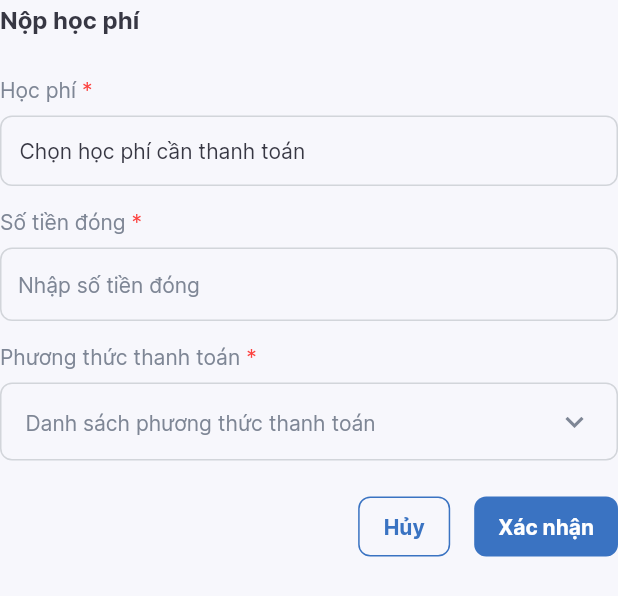
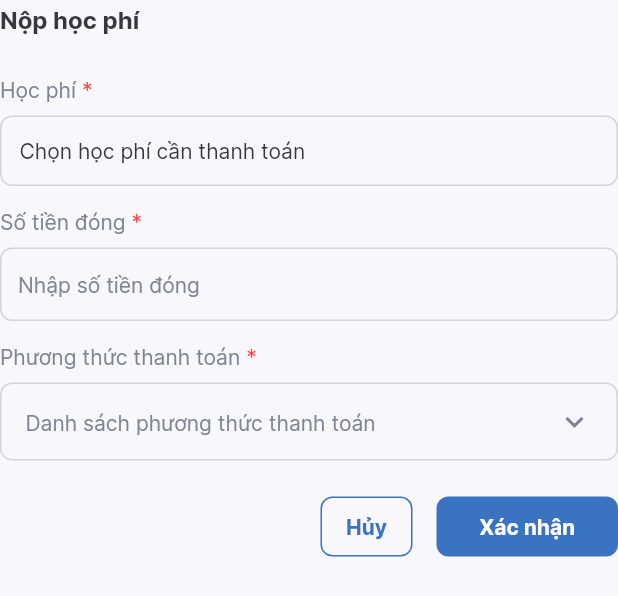
Before and after one commit to Levanmanh2002/school_manager, a Flutter app: the PayFeeView widget shown alone on an empty page, opened directly with empty values, on a phone screen of 412 x 824 dp. Shown: the top 596 px of the screen. Run offline on Flutter 3.47's test engine with Material 2 defaults, Android fonts, the phone set to English and light mode, and no system bars; drawn by our look-alikes of dropdown_button2; our stand-ins replace cached_network_image, firebase_core, fl_chart, flutter_secure_storage, flutter_svg, fluttertoast and 6 more; accounts and stored records are empty; network calls fail.

Commit message:
fix size button

```diff
--- a/lib/web/pages/fees/view/new_fee_student_view.dart
+++ b/lib/web/pages/fees/view/new_fee_student_view.dart
@@ -137,6 +137,7 @@ class _NewFeeStudentViewState extends State<NewFeeStudentView> {
             },
             child: Container(
               padding: const EdgeInsets.symmetric(vertical: 10, horizontal: 16),
+              width: 180,
               height: 40,
               alignment: Alignment.center,
               decoration: BoxDecoration(
--- a/lib/web/pages/fees/view/pay_fee_view.dart
+++ b/lib/web/pages/fees/view/pay_fee_view.dart
@@ -128,6 +128,7 @@ class _PayFeeViewState extends State<PayFeeView> {
             child: Container(
               padding: const EdgeInsets.symmetric(vertical: 10, horizontal: 16),
               height: 40,
+              width: 121,
               alignment: Alignment.center,
               decoration: BoxDecoration(
                 borderRadius: BorderRadius.circular(8),
```
